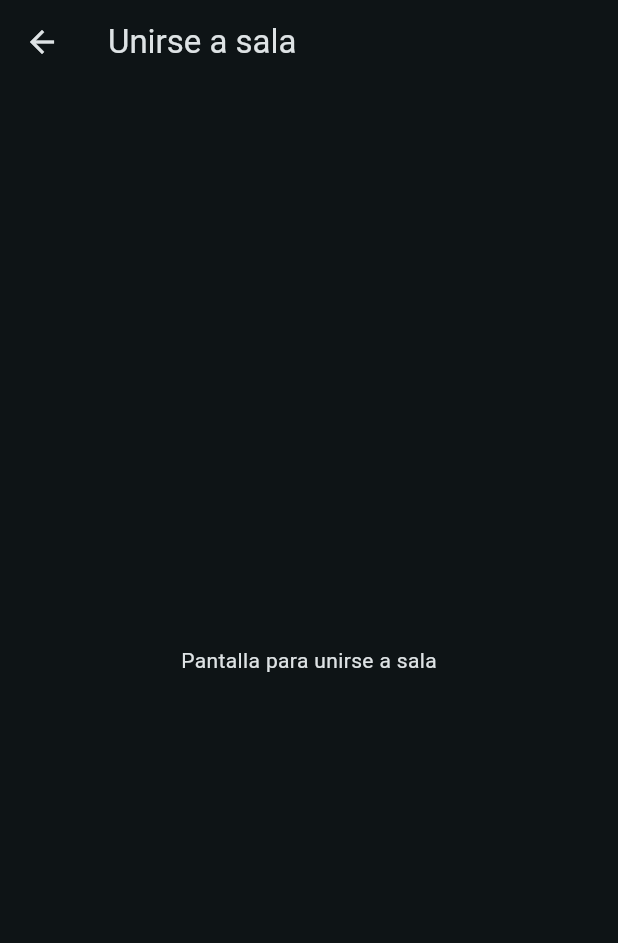
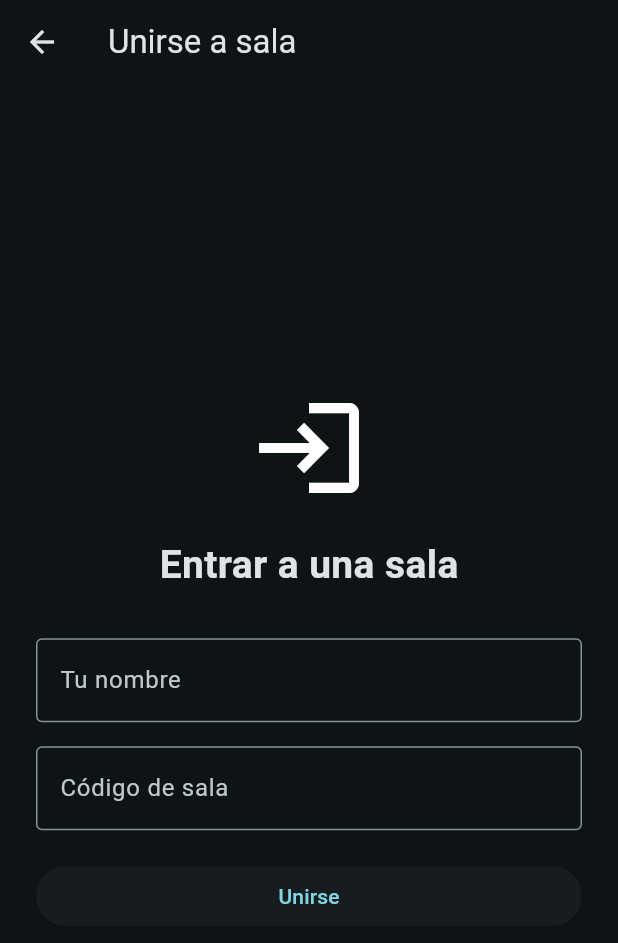
Before and after one commit to LuisAlbertoXicaliDiaz/nebula-crew, a Flutter app: the PantallaUnirseSala screen opened by its route, on a phone screen of 412 x 824 dp. Shown: the top 943 px of the screen. Run offline on Flutter 3.47's test engine with Material 3 defaults, Android fonts, the phone set to English and light mode, and no system bars.

Commit message:
Agregar formularios para crear y unirse a sala

```diff
--- a/lib/screens/pantalla_unirse_sala.dart
+++ b/lib/screens/pantalla_unirse_sala.dart
@@ -1,14 +1,85 @@
 import 'package:flutter/material.dart';
+import '../widgets/boton_principal.dart';
 
-class PantallaUnirseSala extends StatelessWidget {
+class PantallaUnirseSala extends StatefulWidget {
   const PantallaUnirseSala({super.key});
+
+  @override
+  State<PantallaUnirseSala> createState() => _PantallaUnirseSalaState();
+}
+
+class _PantallaUnirseSalaState extends State<PantallaUnirseSala> {
+  final TextEditingController nombreController = TextEditingController();
+  final TextEditingController codigoController = TextEditingController();
+
+  void unirseSala() {
+    String nombre = nombreController.text;
+    String codigo = codigoController.text;
+
+    if (nombre.isEmpty || codigo.isEmpty) {
+      ScaffoldMessenger.of(context).showSnackBar(
+        const SnackBar(content: Text('Completa todos los campos')),
+      );
+      return;
+    }
+
+    Navigator.pushNamed(
+      context,
+      '/espera',
+      arguments: {
+        'nombre': nombre,
+        'codigoSala': codigo,
+      },
+    );
+  }
+
+  @override
+  void dispose() {
+    nombreController.dispose();
+    codigoController.dispose();
+    super.dispose();
+  }
 
   @override
   Widget build(BuildContext context) {
     return Scaffold(
-      appBar: AppBar(title: const Text('Unirse a sala')),
-      body: const Center(
-        child: Text('Pantalla para unirse a sala'),
+      appBar: AppBar(
+        title: const Text('Unirse a sala'),
+      ),
+      body: Padding(
+        padding: const EdgeInsets.all(24),
+        child: Column(
+          mainAxisAlignment: MainAxisAlignment.center,
+          children: [
+            const Icon(Icons.login, size: 80),
+            const SizedBox(height: 20),
+            const Text(
+              'Entrar a una sala',
+              style: TextStyle(fontSize: 26, fontWeight: FontWeight.bold),
+            ),
+            const SizedBox(height: 30),
+            TextField(
+              controller: nombreController,
+              decoration: const InputDecoration(
+                labelText: 'Tu nombre',
+                border: OutlineInputBorder(),
+              ),
+            ),
+            const SizedBox(height: 16),
+            TextField(
+              controller: codigoController,
+              decoration: const InputDecoration(
+                labelText: 'Código de sala',
+                border: OutlineInputBorder(),
+              ),
+            ),
+            const SizedBox(height: 20),
+            BotonPrincipal(
+              texto: 'Unirse',
+              onPressed: unirseSala,
+            ),
+          ],
+        ),
       ),
     );
   }
--- a/lib/widgets/boton_principal.dart
+++ b/lib/widgets/boton_principal.dart
@@ -0,0 +1,23 @@
+import 'package:flutter/material.dart';
+
+class BotonPrincipal extends StatelessWidget {
+  final String texto;
+  final VoidCallback onPressed;
+
+  const BotonPrincipal({
+    super.key,
+    required this.texto,
+    required this.onPressed,
+  });
+
+  @override
+  Widget build(BuildContext context) {
+    return SizedBox(
+      width: double.infinity,
+      child: ElevatedButton(
+        onPressed: onPressed,
+        child: Text(texto),
+      ),
+    );
+  }
+}
```
Also changed, not shown: lib/screens/pantalla_crear_sala.dart (+64 -4 lines), lib/widgets/tarjeta_info.dart (+35 -0 lines), 1 other file.
